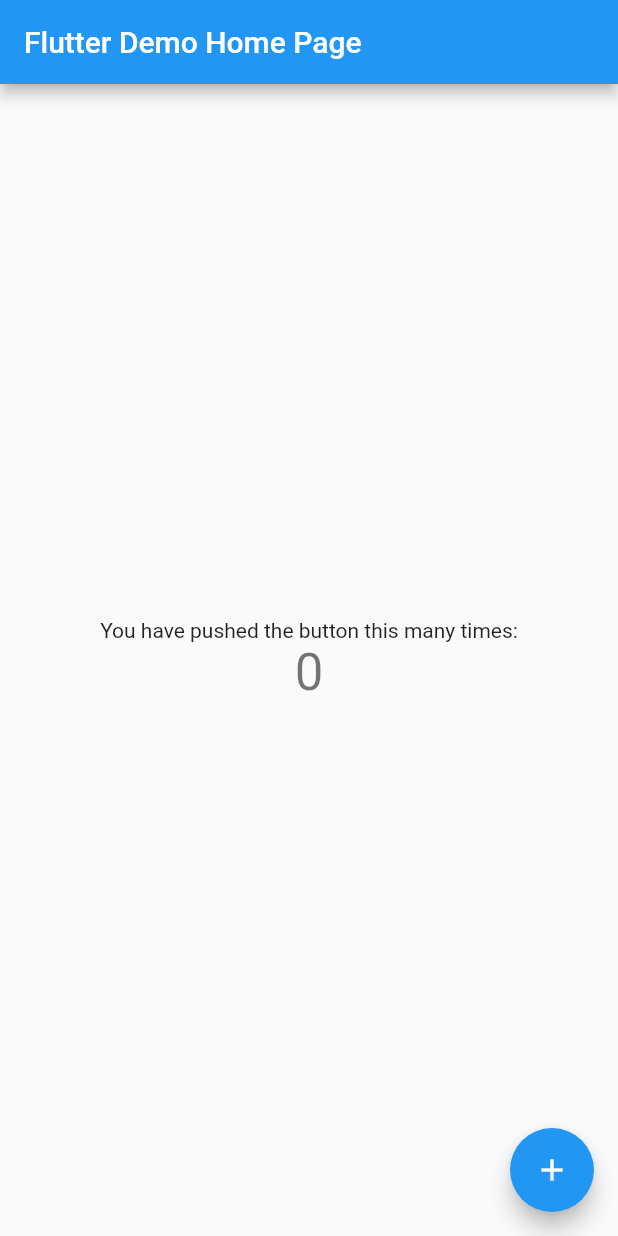
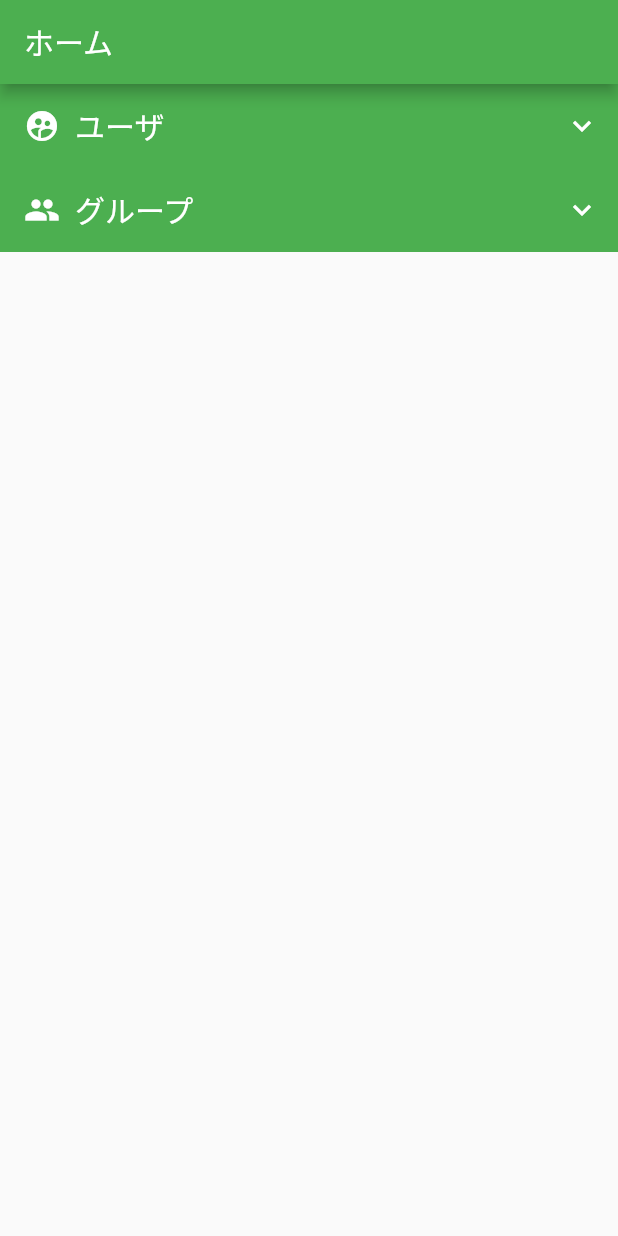
Before and after one commit to ysi01/flutter_review, a Flutter app: the screen it shows after launch, on a phone screen of 412 x 824 dp. Run offline on Flutter 3.47's test engine with Material 2 defaults, Android fonts, the phone set to English and light mode, and no system bars.

Commit message:
アコーディオンりすとテスト

```diff
--- a/review01/lib/main.dart
+++ b/review01/lib/main.dart
@@ -1,117 +1,20 @@
 import 'package:flutter/material.dart';
+import 'package:review01/page/home_page.dart';
 
 void main() {
   runApp(MyApp());
 }
 
 class MyApp extends StatelessWidget {
-  // This widget is the root of your application.
   @override
   Widget build(BuildContext context) {
     return MaterialApp(
-      title: 'Flutter Demo',
+      title: 'test',
       theme: ThemeData(
-        // This is the theme of your application.
-        //
-        // Try running your application with "flutter run". You'll see the
-        // application has a blue toolbar. Then, without quitting the app, try
-        // changing the primarySwatch below to Colors.green and then invoke
-        // "hot reload" (press "r" in the console where you ran "flutter run",
-        // or simply save your changes to "hot reload" in a Flutter IDE).
-        // Notice that the counter didn't reset back to zero; the application
-        // is not restarted.
-        primarySwatch: Colors.blue,
-        // This makes the visual density adapt to the platform that you run
-        // the app on. For desktop platforms, the controls will be smaller and
-        // closer together (more dense) than on mobile platforms.
+        primarySwatch: Colors.green,
         visualDensity: VisualDensity.adaptivePlatformDensity,
       ),
-      home: MyHomePage(title: 'Flutter Demo Home Page'),
+      home: HomePage(),
     );
   }
 }
-
-class MyHomePage extends StatefulWidget {
-  MyHomePage({Key key, this.title}) : super(key: key);
-
-  // This widget is the home page of your application. It is stateful, meaning
-  // that it has a State object (defined below) that contains fields that affect
-  // how it looks.
-
-  // This class is the configuration for the state. It holds the values (in this
-  // case the title) provided by the parent (in this case the App widget) and
-  // used by the build method of the State. Fields in a Widget subclass are
-  // always marked "final".
-
-  final String title;
-
-  @override
-  _MyHomePageState createState() => _MyHomePageState();
-}
-
-class _MyHomePageState extends State<MyHomePage> {
-  int _counter = 0;
-
-  void _incrementCounter() {
-    setState(() {
-      // This call to setState tells the Flutter framework that something has
-      // changed in this State, which causes it to rerun the build method below
-      // so that the display can reflect the updated values. If we changed
-      // _counter without calling setState(), then the build method would not be
-      // called again, and so nothing would appear to happen.
-      _counter++;
-    });
-  }
-
-  @override
-  Widget build(BuildContext context) {
-    // This method is rerun every time setState is called, for instance as done
-    // by the _incrementCounter method above.
-    //
-    // The Flutter framework has been optimized to make rerunning build methods
-    // fast, so that you can just rebuild anything that needs updating rather
-    // than having to individually change instances of widgets.
-    return Scaffold(
-      appBar: AppBar(
-        // Here we take the value from the MyHomePage object that was created by
-        // the App.build method, and use it to set our appbar title.
-        title: Text(widget.title),
-      ),
-      body: Center(
-        // Center is a layout widget. It takes a single child and positions it
-        // in the middle of the parent.
-        child: Column(
-          // Column is also a layout widget. It takes a list of children and
-          // arranges them vertically. By default, it sizes itself to fit its
-          // children horizontally, and tries to be as tall as its parent.
-          //
-          // Invoke "debug painting" (press "p" in the console, choose the
-          // "Toggle Debug Paint" action from the Flutter Inspector in Android
-          // Studio, or the "Toggle Debug Paint" command in Visual Studio Code)
-          // to see the wireframe for each widget.
-          //
-          // Column has various properties to control how it sizes itself and
-          // how it positions its children. Here we use mainAxisAlignment to
-          // center the children vertically; the main axis here is the vertical
-          // axis because Columns are vertical (the cross axis would be
-          // horizontal).
-          mainAxisAlignment: MainAxisAlignment.center,
-          children: <Widget>[
-            Text(
-              'You have pushed the button this many times:',
-            ),
-            Text(
-              '$_counter',
-              style: Theme.of(context).textTheme.headline4,
-            ),
-          ],
-        ),
-      ),
-      floatingActionButton: FloatingActionButton(
-        onPressed: _incrementCounter,
-        tooltip: 'Increment',
-        child: Icon(Icons.add),
-      ), // This trailing comma makes auto-formatting nicer for build methods.
-    );
-  }
-}
--- /dev/null
+++ b/review01/lib/model/home_model.dart
@@ -0,0 +1,20 @@
+import 'package:flutter/material.dart';
+
+class HomeModel extends ChangeNotifier {
+  List userList = [
+    {'title': 'aさん'},
+    {'title': 'bさん'},
+    {'title': 'cさん'},
+  ];
+
+  List groupList = [
+    {'title': 'aグループ', 'icon': Icons.access_time},
+    {'title': 'bグループ', 'icon': Icons.access_time},
+    {'title': 'cグループ', 'icon': Icons.access_time},
+    {'title': 'dグループ', 'icon': Icons.access_time},
+    {'title': 'eグループ', 'icon': Icons.access_time},
+    {'title': 'fグループ', 'icon': Icons.access_time},
+    {'title': 'gグループ', 'icon': Icons.access_time},
+    {'title': 'hグループ', 'icon': Icons.access_time},
+  ];
+}
--- /dev/null
+++ b/review01/lib/page/home_page.dart
@@ -0,0 +1,39 @@
+import 'package:flutter/material.dart';
+import 'package:provider/provider.dart';
+import 'package:review01/model/home_model.dart';
+import 'package:review01/parts/aco_list.dart';
+
+class HomePage extends StatelessWidget {
+  Widget build(BuildContext context) {
+    return ChangeNotifierProvider<HomeModel>(
+      create: (_) => HomeModel(),
+      child: Scaffold(
+        appBar: AppBar(
+          title: Text('ホーム'),
+        ),
+        body: Consumer<HomeModel>(
+          builder: (context, model, child) {
+            List userList = model.userList;
+            List groupList = model.groupList;
+            return AcoList([
+              {
+                'title': 'ユーザ',
+                'icon': Icons.supervised_user_circle,
+                'list': userList,
+                'open': false,
+                'listType': 'a'
+              },
+              {
+                'title': 'グループ',
+                'icon': Icons.group,
+                'list': groupList,
+                'open': false,
+                'listType': 'b'
+              }
+            ]);
+          },
+        ),
+      ),
+    );
+  }
+}
--- /dev/null
+++ b/review01/lib/parts/aTile.dart
@@ -0,0 +1,8 @@
+import 'package:flutter/material.dart';
+
+Widget aTile(Map list) {
+  print(list);
+  return Container(
+    child: Text(list['title']),
+  );
+}
--- /dev/null
+++ b/review01/lib/parts/aco_list.dart
@@ -0,0 +1,96 @@
+import 'package:flutter/material.dart';
+
+import 'bTile.dart';
+import 'aTile.dart';
+
+class AcoList extends StatefulWidget {
+  final List<Map> viewList;
+  // String title, Icon icon, List list ,Boolean open, String listType
+  // Todo なんか無理矢理感があるのでなおしたい
+
+  AcoList(this.viewList);
+
+  @override
+  _AcoListState createState() => _AcoListState();
+}
+
+class _AcoListState extends State<AcoList> {
+  @override
+  Widget build(BuildContext context) {
+    return Scaffold(
+      body: CustomScrollView(
+        slivers: silvers(),
+      ),
+    );
+  }
+
+  List<Widget> silvers() {
+    List<Widget> www = [];
+    for (var i = 0; i < widget.viewList.length; i++) {
+      www = [
+        ...www,
+        ...[header(i), lists(i)]
+      ];
+    }
+    return www;
+  }
+
+  Widget header(int index) {
+    // Todo 自分の子が最後までスクロールされたらいなくなりたい
+    return SliverAppBar(
+      backgroundColor: Colors.grey[0],
+      title: Row(
+        children: [
+          Padding(
+            padding: const EdgeInsets.only(right: 10),
+            child: Icon(widget.viewList[index]['icon']),
+          ),
+          Text(widget.viewList[index]['title']),
+        ],
+      ),
+      pinned: true,
+      actions: <Widget>[
+        // Todo 回すアニメーションつけたい
+        IconButton(
+          onPressed: () {
+            setState(() => widget.viewList[index]['open'] =
+                !widget.viewList[index]['open']);
+          },
+          icon: const Icon(Icons.expand_more),
+        ),
+      ],
+    );
+  }
+
+  Widget lists(int index) {
+    return SliverFixedExtentList(
+      delegate: SliverChildListDelegate(
+        widget.viewList[index]['open'] == true
+            ? List<Widget>.generate(widget.viewList[index]['list'].length,
+                (int i) {
+                return setListWidget(index, i);
+              })
+            : <Widget>[],
+      ),
+      itemExtent: 100, // Todo 可変にしたいが、上から渡すしかないか
+    );
+  }
+
+  Widget setListWidget(int index, int listIndex) {
+    Widget returnWidget;
+    switch (widget.viewList[index]['listType']) {
+      case 'a':
+        // Todo　外から注入できないか
+        returnWidget = aTile(widget.viewList[index]['list'][listIndex]);
+        break;
+      case 'b':
+        // Todo　外から注入できないか
+        returnWidget = bTile(widget.viewList[index]['list'][listIndex]);
+        break;
+      default:
+        returnWidget = SizedBox.shrink();
+    }
+
+    return returnWidget;
+  }
+}
--- /dev/null
+++ b/review01/lib/parts/bTile.dart
@@ -0,0 +1,9 @@
+import 'package:flutter/material.dart';
+
+Widget bTile(Map list) {
+  return Container(
+    child: Row(
+      children: [Text(list['title']), Icon(list['icon'])],
+    ),
+  );
+}
--- a/review01/pubspec.yaml
+++ b/review01/pubspec.yaml
@@ -23,7 +23,8 @@ environment:
 dependencies:
   flutter:
     sdk: flutter
-    provider: ^4.3.1
+
+  provider: ^4.3.1
 
 
   # The following adds the Cupertino Icons font to your application.
```
Also changed, not shown: review01/lib/aco_list.dart (deleted), review01/pubspec.lock.
